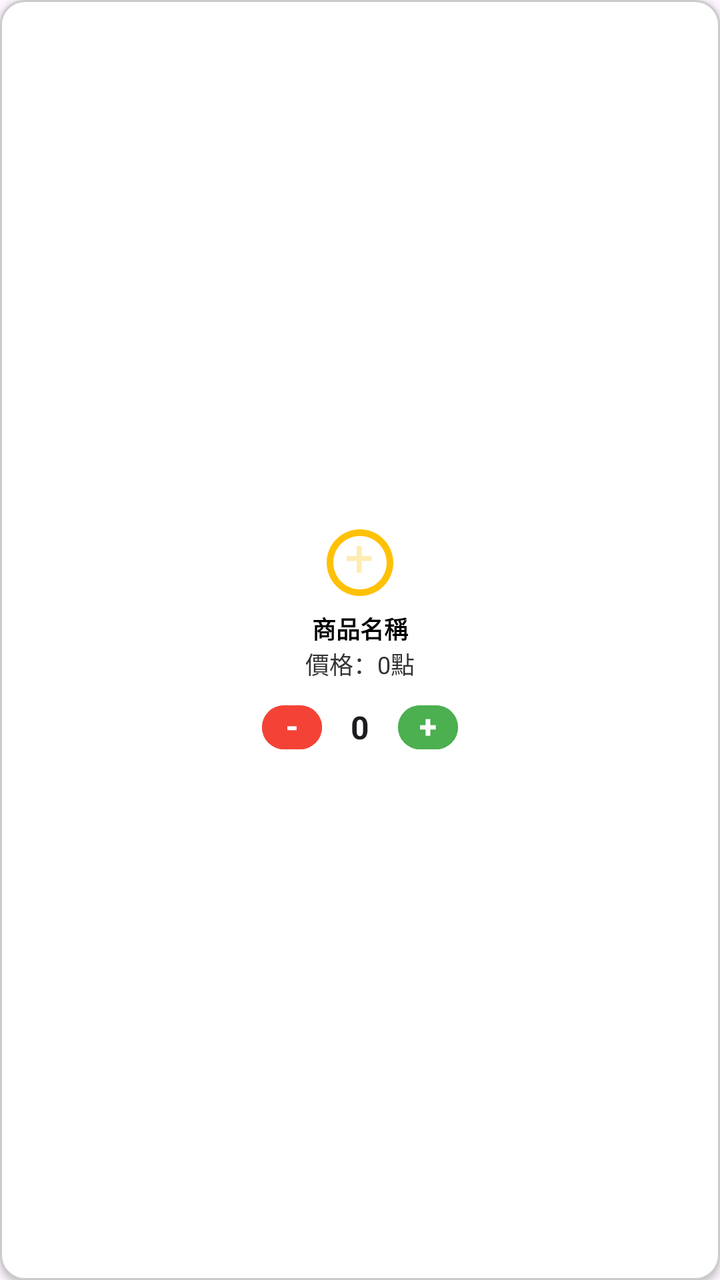
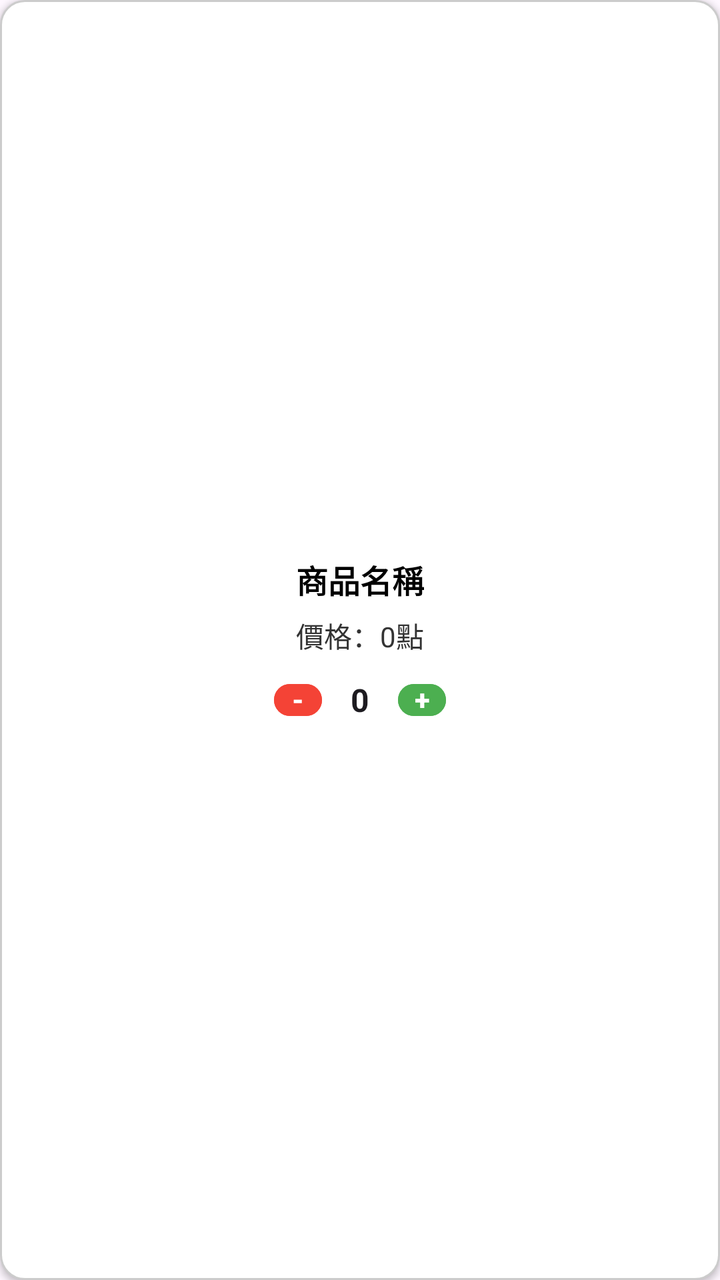

Before-and-after screenshots of an Android layout around one commit, followed by the original layout XML and the change that was made.
<!-- AndroidManifest.xml: application theme Theme.A3 -->
<!-- res/layout/shop_item_template.xml -->
<?xml version="1.0" encoding="utf-8"?>
<LinearLayout xmlns:android="http://schemas.android.com/apk/res/android"
    android:layout_width="match_parent"
    android:layout_height="wrap_content"
    xmlns:tools="http://schemas.android.com/tools"
    android:orientation="vertical"
    android:gravity="center"
    android:padding="8dp"
    android:layout_margin="4dp"
    android:background="@drawable/rounded_corner_background"
    android:elevation="2dp">

    <ImageView
        android:id="@+id/product_image_view"
        android:layout_width="40dp"
        android:layout_height="40dp"
        android:src="@drawable/ic_shop_item"
        android:contentDescription="商城商品圖片"
        android:layout_marginBottom="4dp"/>

    <TextView
        android:id="@+id/product_name_textview"
        android:layout_width="wrap_content"
        android:layout_height="wrap_content"
        android:text="商品名稱"
        android:textSize="12sp"
        android:textColor="@android:color/black"
        android:textStyle="bold"/>

    <TextView
        android:id="@+id/price_textview"
        android:layout_width="wrap_content"
        android:layout_height="wrap_content"
        android:text="價格：0點"
        android:textSize="12sp"
        android:textColor="#333333"/>

    <LinearLayout
        android:layout_width="match_parent"
        android:layout_height="wrap_content"
        android:orientation="horizontal"
        android:gravity="center"
        android:layout_marginTop="8dp">

        <Button
            android:id="@+id/decrease_quantity_button"
            android:layout_width="30dp"
            android:layout_height="30dp"
            android:text="-"
            android:textSize="16sp"
            android:textStyle="bold"
            android:textColor="#FFFFFF"
            android:backgroundTint="#F44336"
            android:gravity="center"
            android:textAlignment="center"
            android:includeFontPadding="false"
            android:padding="0dp"
            android:layout_marginEnd="4dp"
            tools:ignore="TouchTargetSizeCheck" />

        <EditText
            android:id="@+id/quantity_edittext"
            android:layout_width="wrap_content"
            android:layout_height="wrap_content"
            android:text="0"
            android:textSize="16sp"
            android:textStyle="bold"
            android:gravity="center"
            android:layout_gravity="center_vertical"
            android:minWidth="30dp"
            android:maxLength="4"
            android:inputType="number"
            android:background="@android:color/transparent"
            tools:ignore="Autofill,LabelFor" />

        <Button
            android:id="@+id/increase_quantity_button"
            android:layout_width="30dp"
            android:layout_height="30dp"
            android:text="+"
            android:textSize="16sp"
            android:textStyle="bold"
            android:textColor="#FFFFFF"
            android:backgroundTint="#4CAF50"
            android:gravity="center"
            android:textAlignment="center"
            android:includeFontPadding="false"
            android:padding="0dp"
            android:layout_marginStart="4dp"
            tools:ignore="TouchTargetSizeCheck" />
    </LinearLayout>
</LinearLayout>
<!-- resources referenced by this layout -->
<resources>
  <!-- drawable ic_shop_item (drawable) -->
  <vector xmlns:android="http://schemas.android.com/apk/res/android"
      android:width="24dp"
      android:height="24dp"
      android:viewportWidth="24.0"
      android:viewportHeight="24.0">
      <path
          android:fillColor="#FFC107"
          android:pathData="M12,2C6.48,2 2,6.48 2,12s4.48,10 10,10 10,-4.48 10,-10S17.52,2 12,2zM12,20c-4.41,0 -8,-3.59 -8,-8s3.59,-8 8,-8 8,3.59 8,8S16.41,20 12,20z"/>
      <path
          android:fillColor="#FFECB3"
          android:pathData="M12.5,7L11,7L11,10L8,10L8,11.5L11,11.5L11,15L12.5,15L12.5,11.5L15.5,11.5L15.5,10L12.5,10z"/>
  </vector>
  <!-- drawable rounded_corner_background (drawable) -->
  <?xml version="1.0" encoding="utf-8"?>
  <shape xmlns:android="http://schemas.android.com/apk/res/android">
      <solid android:color="@android:color/white"/>
      <corners android:radius="12dp"/>
      <stroke android:width="1dp" android:color="#CCCCCC"/>
  </shape>
  <style name="Theme.A3" parent="Base.Theme.A3" />
  <style name="Base.Theme.A3" parent="Theme.Material3.DayNight.NoActionBar">
          
          
      </style>
</resources>

<!-- the commit's change to res/layout/shop_item_template.xml (unified diff, before → after) -->
@@ -5,49 +5,42 @@
     xmlns:tools="http://schemas.android.com/tools"
     android:orientation="vertical"
     android:gravity="center"
-    android:padding="8dp"
+    android:padding="12dp"
     android:layout_margin="4dp"
     android:background="@drawable/rounded_corner_background"
     android:elevation="2dp">
-
-    <ImageView
-        android:id="@+id/product_image_view"
-        android:layout_width="40dp"
-        android:layout_height="40dp"
-        android:src="@drawable/ic_shop_item"
-        android:contentDescription="商城商品圖片"
-        android:layout_marginBottom="4dp"/>
 
     <TextView
         android:id="@+id/product_name_textview"
         android:layout_width="wrap_content"
         android:layout_height="wrap_content"
         android:text="商品名稱"
-        android:textSize="12sp"
+        android:textSize="16sp"
         android:textColor="@android:color/black"
-        android:textStyle="bold"/>
+        android:textStyle="bold"
+        android:layout_marginBottom="6dp"/>
 
     <TextView
         android:id="@+id/price_textview"
         android:layout_width="wrap_content"
         android:layout_height="wrap_content"
         android:text="價格：0點"
-        android:textSize="12sp"
-        android:textColor="#333333"/>
+        android:textSize="14sp"
+        android:textColor="#333333"
+        android:layout_marginBottom="10dp"/>
 
     <LinearLayout
         android:layout_width="match_parent"
         android:layout_height="wrap_content"
         android:orientation="horizontal"
-        android:gravity="center"
-        android:layout_marginTop="8dp">
+        android:gravity="center">
 
         <Button
             android:id="@+id/decrease_quantity_button"
-            android:layout_width="30dp"
-            android:layout_height="30dp"
+            android:layout_width="24dp"
+            android:layout_height="24dp"
             android:text="-"
-            android:textSize="16sp"
+            android:textSize="14sp"
             android:textStyle="bold"
             android:textColor="#FFFFFF"
             android:backgroundTint="#F44336"
@@ -75,10 +68,10 @@
 
         <Button
             android:id="@+id/increase_quantity_button"
-            android:layout_width="30dp"
-            android:layout_height="30dp"
+            android:layout_width="24dp"
+            android:layout_height="24dp"
             android:text="+"
-            android:textSize="16sp"
+            android:textSize="14sp"
             android:textStyle="bold"
             android:textColor="#FFFFFF"
             android:backgroundTint="#4CAF50"
<!-- resource entries referenced after the edit -->
@@ -1,18 +1,5 @@
 <!-- resources referenced by this layout -->
 <resources>
-  <!-- drawable ic_shop_item (drawable) -->
-  <vector xmlns:android="http://schemas.android.com/apk/res/android"
-      android:width="24dp"
-      android:height="24dp"
-      android:viewportWidth="24.0"
-      android:viewportHeight="24.0">
-      <path
-          android:fillColor="#FFC107"
-          android:pathData="M12,2C6.48,2 2,6.48 2,12s4.48,10 10,10 10,-4.48 10,-10S17.52,2 12,2zM12,20c-4.41,0 -8,-3.59 -8,-8s3.59,-8 8,-8 8,3.59 8,8S16.41,20 12,20z"/>
-      <path
-          android:fillColor="#FFECB3"
-          android:pathData="M12.5,7L11,7L11,10L8,10L8,11.5L11,11.5L11,15L12.5,15L12.5,11.5L15.5,11.5L15.5,10L12.5,10z"/>
-  </vector>
   <!-- drawable rounded_corner_background (drawable) -->
   <?xml version="1.0" encoding="utf-8"?>
   <shape xmlns:android="http://schemas.android.com/apk/res/android">
